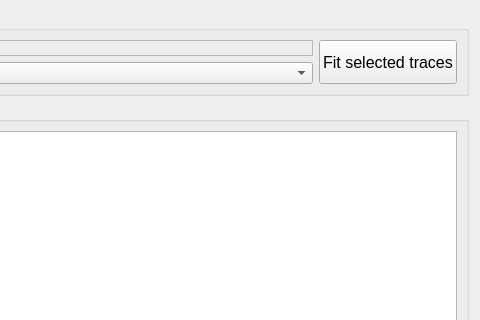
ubenu/Blits, file Resources/UI/scrutinize_dialog.ui: the form before one commit; both pictures show x 700 to 1180 and y 0 to 320 of the 1180 by 928 pixel window.
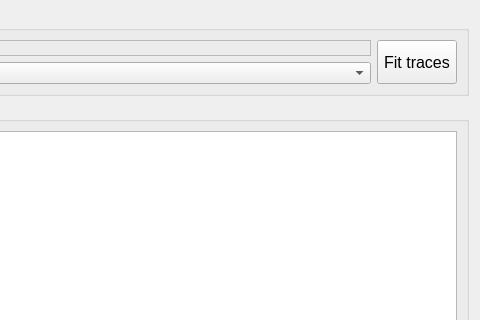
The form after the commit.

Diff of the .ui file:
```diff
--- a/Resources/UI/scrutinize_dialog.ui
+++ b/Resources/UI/scrutinize_dialog.ui
@@ -81,7 +81,7 @@
              </font>
             </property>
             <property name="text">
-             <string>Fit selected traces</string>
+             <string>Fit traces</string>
             </property>
            </widget>
           </item>
```
